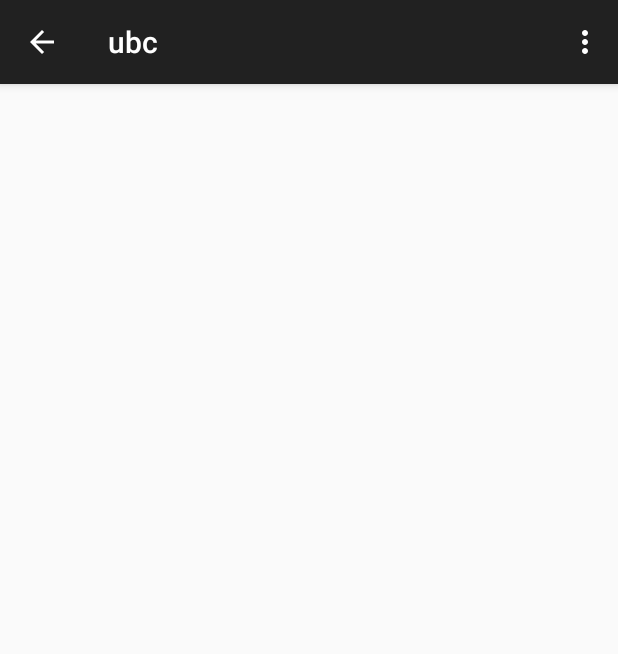
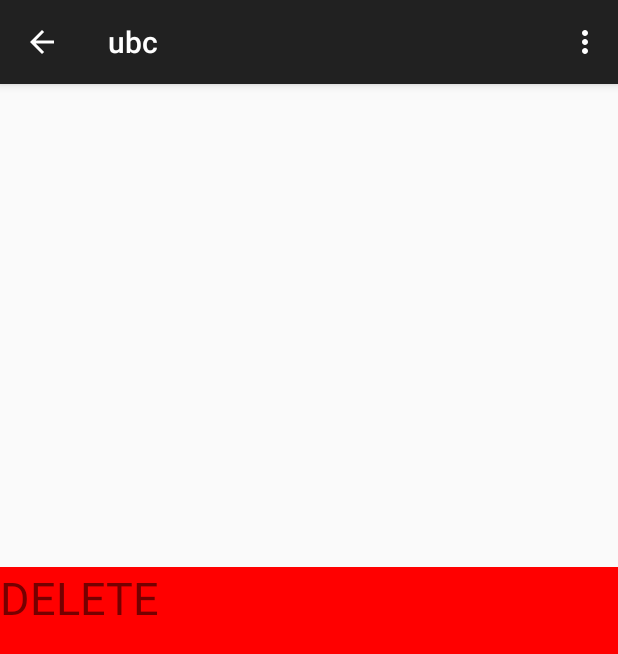
Before and after one commit to seanpenney/senior_project, an Android app: the screen it shows after launch (MainActivity), on a phone screen of 412 x 824 dp. Shown: the top 654 px of the screen. Run offline under Robolectric (Android 15) with nearby library versions, the phone set to English and light mode, and no system bars; libraries missing offline, so code that uses them is left out: android.support.v7.

Commit message:
added a delete view

```diff
--- a/UBC/app/src/main/res/layout/fragment_bluetooth_selector.xml
+++ b/UBC/app/src/main/res/layout/fragment_bluetooth_selector.xml
@@ -10,18 +10,32 @@
 <LinearLayout
     android:layout_width="match_parent"
     android:layout_height="match_parent"
-    android:orientation="vertical"
-    android:weightSum="1">
+    android:orientation="vertical">
 
     <LinearLayout
         android:id="@+id/drop_view"
         android:orientation="vertical"
         android:layout_width="match_parent"
-        android:layout_height="match_parent"
+        android:layout_height="322dp"
         android:layout_gravity="center_horizontal|bottom">
     </LinearLayout>
 
+    <LinearLayout
+        android:id="@+id/delete_drop_view"
+        android:orientation="vertical"
+        android:layout_width="fill_parent"
+        android:layout_height="fill_parent"
+        android:background='#FF0000'
+        android:layout_gravity="center">
 
+        <TextView
+            android:layout_width="fill_parent"
+            android:layout_height="fill_parent"
+            android:text="DELETE"
+            android:textSize="30dp"/>
+
+
+    </LinearLayout>
 </LinearLayout>
 
     <ListView
```
Also changed, not shown: UBC/app/src/main/java/bluetoothcontroller/ubc/MainActivity.java (+25 -8 lines).
